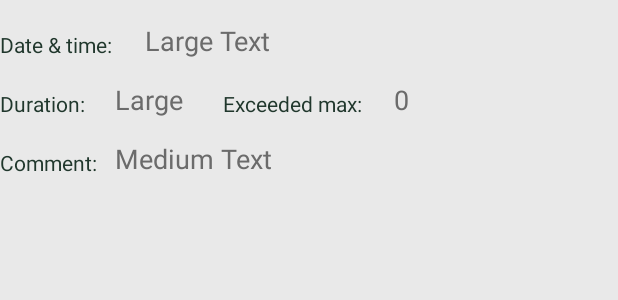
After one commit to ursopanda/kneeRehabMonitoring, an Android app: the layout history_list_item.xml on its own in the app's theme, with its tools: preview values and no code run, on a phone screen of 412 x 824 dp. The commit adds this screen. Shown: the top 300 px of the screen. Run offline under Robolectric (Android 15) with nearby library versions, the phone set to English and light mode, and no system bars.

Commit message:
Rehab history for patient added

```diff
--- a/app/src/main/java/Drawer_fragments/PatientListFragment.java
+++ b/app/src/main/java/Drawer_fragments/PatientListFragment.java
@@ -20,12 +20,6 @@ public class PatientListFragment extends ListFragment {
         getActivity().setTitle("Your patients");
         View view = inflater.inflate(R.layout.fragment_patient_list, container, false);
         ListView listView = (ListView) view.findViewById(android.R.id.list);
-
-        //FOR TESTING PURPOSES
-//        String[] values = new String[]{"Patient_1", "Patient_2", "Patient_3", "Patient_4"};
-//        ArrayAdapter<String> adapter = new ArrayAdapter<String>(getActivity(),
-//                android.R.layout.simple_list_item_1, values);
-//        setListAdapter(adapter);
 
         mCommunicator.populateList(listView);
         return view;
--- a/app/src/main/java/com/careconnectpatient/LoginActivity.java
+++ b/app/src/main/java/com/careconnectpatient/LoginActivity.java
@@ -520,10 +520,4 @@ public class LoginActivity extends AppCompatActivity implements LoaderCallbacks<
         Intent intent = new Intent(context, StartActivity.class);
         startActivity(intent);
     }
-
-//    public void StartLogin(View view) {
-//        final Context context = this;
-//        Intent intent = new Intent(context, DrawerActivity.class);
-//        startActivity(intent);
-//    }
 }
--- /dev/null
+++ b/app/src/main/res/layout/history_list_item.xml
@@ -0,0 +1,103 @@
+<?xml version="1.0" encoding="utf-8"?>
+<RelativeLayout xmlns:android="http://schemas.android.com/apk/res/android"
+    android:orientation="vertical"
+    android:layout_width="match_parent"
+    android:layout_height="match_parent"
+    android:background="#e9e9e9">
+
+    <TextView
+        android:layout_width="wrap_content"
+        android:layout_height="wrap_content"
+        android:textAppearance="?android:attr/textAppearanceSmall"
+        android:text="Date &amp; time:"
+        android:textColor="@color/colorPrimaryDark"
+        android:id="@+id/dateText"
+        android:layout_alignParentTop="true"
+        android:layout_alignParentStart="true"
+        android:layout_marginTop="20dp" />
+
+    <TextView
+        android:layout_width="wrap_content"
+        android:layout_height="wrap_content"
+        android:textAppearance="?android:attr/textAppearanceMedium"
+        android:text="Large Text"
+        android:textColor="#6b6b6b"
+        android:id="@+id/rehab_history_date"
+        android:layout_alignBottom="@+id/dateText"
+        android:layout_toEndOf="@+id/dateText"
+        android:layout_marginStart="22dp" />
+
+    <TextView
+        android:layout_width="wrap_content"
+        android:layout_height="wrap_content"
+        android:textAppearance="?android:attr/textAppearanceSmall"
+        android:text="Duration:"
+        android:textColor="@color/colorPrimaryDark"
+        android:id="@+id/textView14"
+        android:layout_marginTop="20dp"
+        android:layout_below="@+id/dateText"
+        android:layout_alignParentStart="true" />
+
+    <TextView
+        android:layout_width="wrap_content"
+        android:layout_height="wrap_content"
+        android:textAppearance="?android:attr/textAppearanceMedium"
+        android:text="Large "
+        android:textColor="#6b6b6b"
+        android:id="@+id/rehab_history_duration"
+        android:layout_alignBottom="@+id/textView14"
+        android:layout_toEndOf="@+id/textView14"
+        android:layout_marginStart="20dp" />
+
+    <TextView
+        android:layout_width="wrap_content"
+        android:layout_height="wrap_content"
+        android:textAppearance="?android:attr/textAppearanceSmall"
+        android:text="Exceeded max:"
+        android:textColor="@color/colorPrimaryDark"
+        android:id="@+id/textView15"
+        android:layout_marginStart="22dp"
+        android:layout_alignBottom="@+id/rehab_history_duration"
+        android:layout_toEndOf="@+id/rehab_history_duration" />
+
+    <TextView
+        android:layout_width="wrap_content"
+        android:layout_height="wrap_content"
+        android:textAppearance="?android:attr/textAppearanceMedium"
+        android:text="0"
+        android:textColor="#6b6b6b"
+        android:id="@+id/rehab_history_exceeded"
+        android:layout_marginStart="21dp"
+        android:layout_alignBottom="@+id/textView15"
+        android:layout_toEndOf="@+id/textView15" />
+
+    <TextView
+        android:layout_width="wrap_content"
+        android:layout_height="wrap_content"
+        android:textAppearance="?android:attr/textAppearanceSmall"
+        android:text="Comment:"
+        android:textColor="@color/colorPrimaryDark"
+        android:id="@+id/textView17"
+        android:layout_below="@+id/textView14"
+        android:layout_alignParentStart="true"
+        android:layout_marginTop="20dp" />
+
+    <TextView
+        android:layout_width="wrap_content"
+        android:layout_height="wrap_content"
+        android:textAppearance="?android:attr/textAppearanceMedium"
+        android:text="Medium Text"
+        android:textColor="#6b6b6b"
+        android:id="@+id/rehab_history_comment"
+        android:layout_alignBottom="@+id/textView17"
+        android:layout_alignStart="@+id/rehab_history_duration" />
+
+    <ImageView
+        android:layout_width="wrap_content"
+        android:layout_height="wrap_content"
+        android:id="@+id/imageView3"
+        android:src="@drawable/line"
+        android:visibility="gone"
+        android:layout_below="@+id/textView17"
+        android:layout_alignParentStart="true" />
+</RelativeLayout>
```
Also changed, not shown: app/src/main/AndroidManifest.xml (+8 -8 lines), app/src/main/java/Drawer_fragments/HistoryFragment.java (deleted, +0 -30 lines), app/src/main/java/Drawer_fragments/HistoryPatientFragment.java (added, +56 -0 lines), app/src/main/java/com/careconnectpatient/DrawerActivity.java (+98 -17 lines), app/src/main/java/com/careconnectpatient/HistoryListAdapter.java (added, +57 -0 lines), app/src/main/res/drawable/list_divider.xml (added, +10 -0 lines), app/src/main/res/layout/fragment_history.xml (deleted, +0 -15 lines), app/src/main/res/layout/fragment_patient_history.xml (added, +17 -0 lines), app/src/main/res/drawable/line.png (added).
